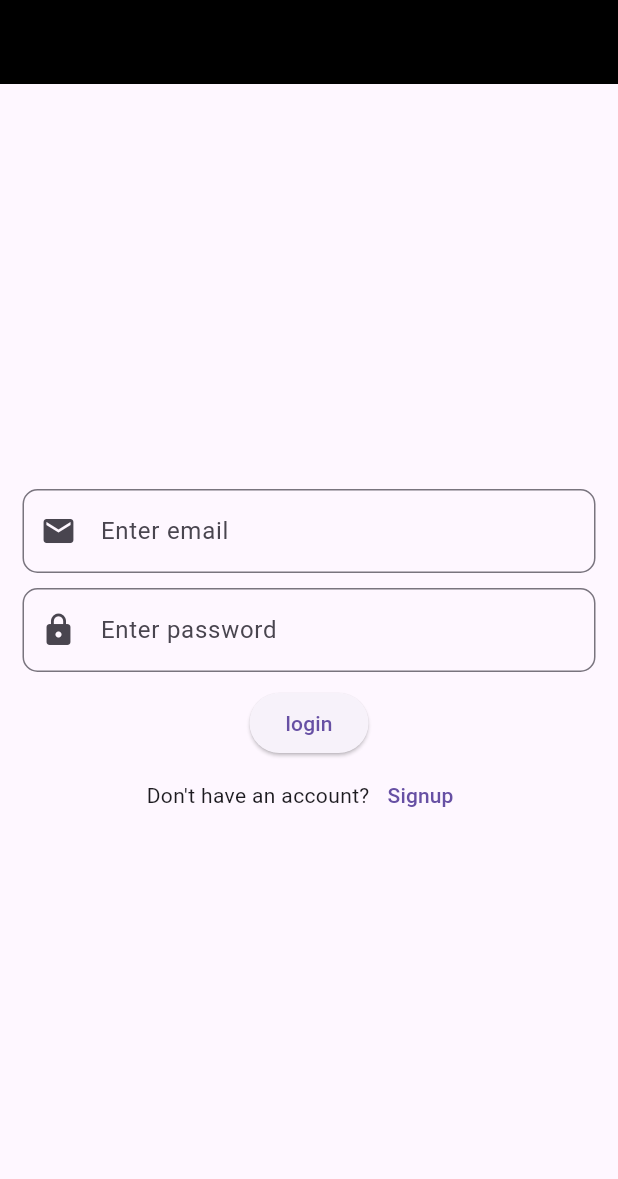
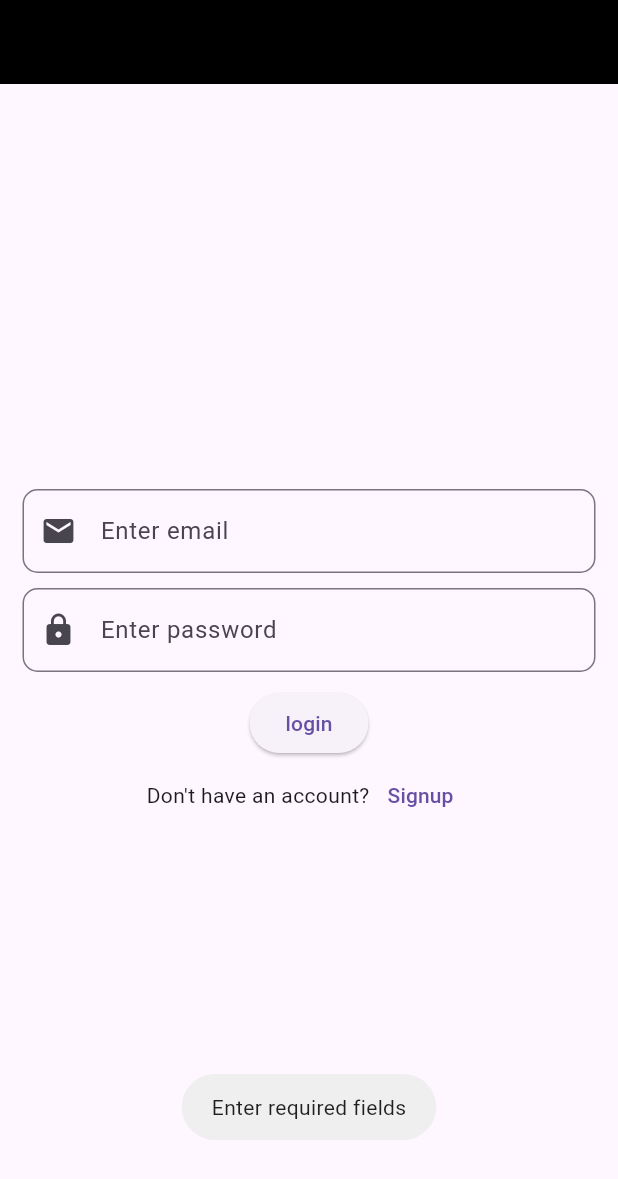
Before and after one commit to HasnainChd/FireBase, a Flutter app: the screen it shows after launch, after a tap on "login", on a phone screen of 412 x 824 dp. Shown: the top 1179 px of the screen. Run offline on Flutter 3.47's test engine with Material 3 defaults, Android fonts, the phone set to English and light mode, and no system bars; our stand-ins replace firebase_auth, firebase_core, fluttertoast, gap; accounts and stored records are empty.

Commit message:
login successfully

```diff
--- a/lib/Screens/login_screen.dart
+++ b/lib/Screens/login_screen.dart
@@ -1,3 +1,4 @@
+import 'package:firebase_auth/firebase_auth.dart';
 import 'package:firebase_week6/Screens/signup_screen.dart';
 import 'package:firebase_week6/Screens/uihelper_screen.dart';
 import 'package:flutter/material.dart';
@@ -13,6 +14,20 @@ class LoginPage extends StatefulWidget {
 class _LoginPageState extends State<LoginPage> {
   TextEditingController emailController = TextEditingController();
   TextEditingController passwordController = TextEditingController();
+
+  logIn(String email, String password)async{
+    if(email==  '' || password == ''){
+      return UiHelper.customAlertbox('Enter required fields');
+    }else{
+      UserCredential? userCredential;
+      try{
+        userCredential= await FirebaseAuth.instance.signInWithEmailAndPassword(email: email, password: password);
+        UiHelper.customAlertbox('Login Successfully');
+      }on FirebaseAuthException catch(ex){
+        return UiHelper.customAlertbox(ex.code.toString());
+      }
+    }
+  }
   @override
   Widget build(BuildContext context) {
     return  Scaffold(
@@ -26,7 +41,7 @@ class _LoginPageState extends State<LoginPage> {
             UiHelper.customTextField(passwordController, 'Enter password', true, Icons.lock),
             const Gap(10),
             ElevatedButton(onPressed: (){
-
+              logIn(emailController.text.trim(), passwordController.text.trim());
             }, child: const Text('login')),
             Row(
               mainAxisAlignment: MainAxisAlignment.center,
```
